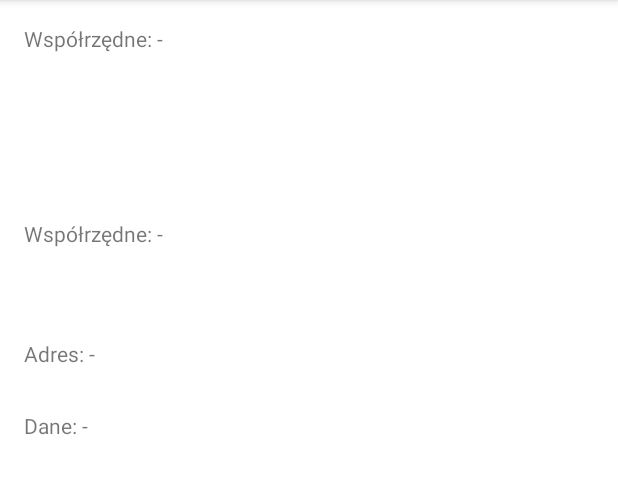
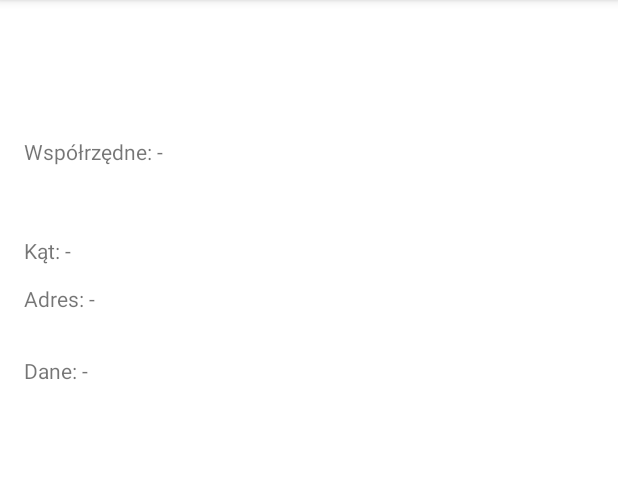
Before and after one commit to Gosqu248/AndroidGPSApp, an Android app: the screen it shows after launch (MainActivity), on a phone screen of 412 x 824 dp, the part 84-578 px from its top. Run offline under Robolectric (Android 15) with nearby library versions, the phone set to English and light mode, and no system bars.

Commit message:
Added Bearing

```diff
--- a/app/src/main/java/com/urban/mobileapp/MainActivity.java
+++ b/app/src/main/java/com/urban/mobileapp/MainActivity.java
@@ -1,10 +1,7 @@
 package com.urban.mobileapp;
 
 import android.annotation.SuppressLint;
-import android.content.BroadcastReceiver;
-import android.content.Context;
-import android.content.Intent;
-import android.content.IntentFilter;
+
 import android.content.pm.PackageManager;
 import android.location.Location;
 import android.os.Build;
@@ -20,7 +17,6 @@ import androidx.appcompat.app.AppCompatActivity;
 import androidx.core.content.ContextCompat;
 import androidx.lifecycle.ViewModelProvider;
 
-import com.urban.mobileapp.utils.ApiService;
 import com.urban.mobileapp.utils.GeocoderHelper;
 import com.urban.mobileapp.utils.LocationHelper;
 import com.urban.mobileapp.utils.SharedViewModel;
@@ -28,7 +24,7 @@ import com.urban.mobileapp.utils.SharedViewModel;
 
 public class MainActivity extends AppCompatActivity  {
 
-    private TextView tvCoordinates, tvAddress, tvHello;
+    private TextView tvCoordinates, tvAddress, tvHello, tvBearing;
     private LocationHelper locationHelper;
     private GeocoderHelper geocoderHelper;
     private SharedViewModel sharedViewModel;
@@ -60,6 +56,7 @@ public class MainActivity extends AppCompatActivity  {
             tvCoordinates = findViewById(R.id.tvCoordinates);
             tvAddress = findViewById(R.id.tvAddress);
             tvHello = findViewById(R.id.tvHello);
+            tvBearing = findViewById(R.id.tvBearing);
 
             checkNotificationPermission();
             sharedViewModel = new ViewModelProvider(this).get(SharedViewModel.class);
@@ -88,12 +85,16 @@ public class MainActivity extends AppCompatActivity  {
         String coordinates = "Szerokość: " + location.getLatitude() + "\nDługość: " + location.getLongitude();
         tvCoordinates.setText(coordinates);
 
+        float bearing = location.hasBearing() ? location.getBearing() : 0.0f;
+
         geocoderHelper.getAddressFromLocation(location.getLatitude(), location.getLongitude(), new GeocoderHelper.GeocoderListener() {
             @SuppressLint("SetTextI18n")
             @Override
             public void onAddressFound(String address) {
                 tvAddress.setText("Aktualny address: " + address);
                 Log.d("UpdatedAddress", "Aktualny address " + address);
+                tvBearing.setText("Aktualny kąt: " + bearing);
+                Log.d("UpdatedBearing", "Aktualny kąt " + bearing);
 
             }
 
--- a/app/src/main/java/com/urban/mobileapp/utils/LocationHelper.java
+++ b/app/src/main/java/com/urban/mobileapp/utils/LocationHelper.java
@@ -57,9 +57,9 @@ public class LocationHelper {
         }
 
         LocationRequest locationRequest = new LocationRequest.Builder(
-                Priority.PRIORITY_HIGH_ACCURACY, 2000)
-                .setMinUpdateIntervalMillis(100)
-                .setMinUpdateDistanceMeters(1)
+                Priority.PRIORITY_HIGH_ACCURACY, 5000)
+                .setMinUpdateIntervalMillis(2000)
+                .setMinUpdateDistanceMeters(5)
                 .build();
 
         fusedLocationClient.requestLocationUpdates(
@@ -72,6 +72,7 @@ public class LocationHelper {
         fusedLocationClient.getLastLocation().addOnSuccessListener(location -> {
             if (location != null && listener != null) {
                 listener.onLocationUpdated(location);
+                Log.d(TAG, "Ostatnia znana lokalizacja: " + location.getLatitude() + ", " + location.getLongitude());
             }
         });
     }
--- a/app/src/main/res/layout/activity_main.xml
+++ b/app/src/main/res/layout/activity_main.xml
@@ -9,28 +9,33 @@
     <TextView
         android:id="@+id/tvCoordinates2"
         android:layout_width="match_parent"
-        android:layout_height="130dp"
+        android:layout_height="75dp"
+        android:rotation="0"
+        android:rotationX="0" />
+
+    <TextView
+        android:id="@+id/tvCoordinates"
+        android:layout_width="212dp"
+        android:layout_height="66dp"
         android:rotation="0"
         android:rotationX="0"
         android:text="Współrzędne: -" />
 
     <TextView
-        android:id="@+id/tvCoordinates"
-        android:layout_width="212dp"
-        android:layout_height="80dp"
-        android:rotation="0"
-        android:rotationX="0"
-        android:text="Współrzędne: -" />
+        android:id="@+id/tvBearing"
+        android:layout_width="211dp"
+        android:layout_height="32dp"
+        android:text="Kąt: -" />
 
     <TextView
         android:id="@+id/tvAddress"
-        android:layout_width="205dp"
+        android:layout_width="715dp"
         android:layout_height="48dp"
         android:text="Adres: -" />
 
     <TextView
         android:id="@+id/tvHello"
-        android:layout_width="198dp"
+        android:layout_width="717dp"
         android:layout_height="44dp"
         android:text="Dane: -" />
 
```
